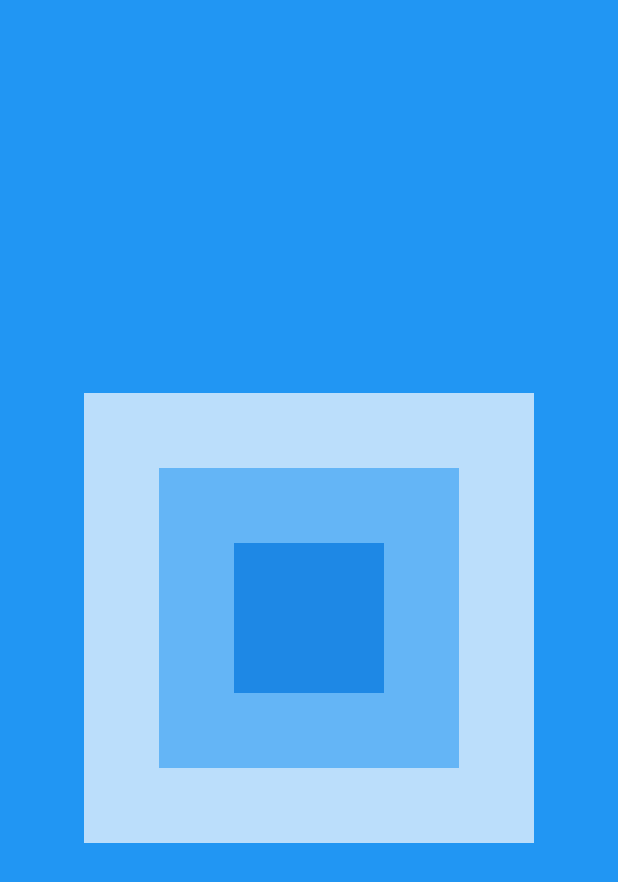
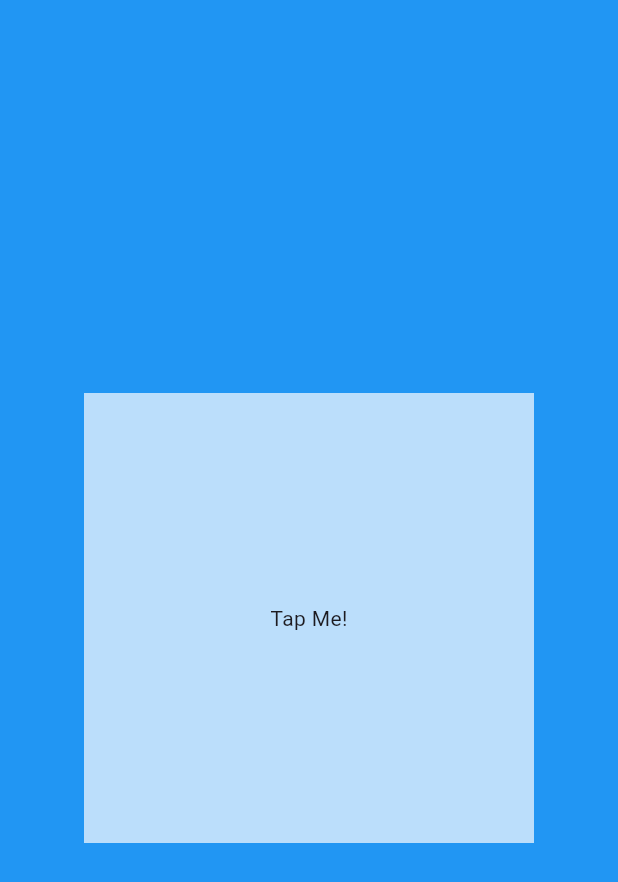
Before and after one commit to Ketan-K17/flutter_tutorial, a Flutter app: the screen it shows after launch, on a phone screen of 412 x 824 dp. Shown: the top 882 px of the screen. Run offline on Flutter 3.47's test engine with Material 3 defaults, Android fonts, the light colour scheme and no system bars.

Commit message:
GestureDetector widget: make widgets responsive to touch.

```diff
--- a/lib/main.dart
+++ b/lib/main.dart
@@ -9,6 +9,11 @@ void main() {
 class MyApp extends StatelessWidget {
   MyApp({super.key});
 
+  // functions/methods
+  void UserTapped() {
+    print("Tap");
+  }
+
   @override
   Widget build(BuildContext context) {
     return MaterialApp(
@@ -16,19 +21,20 @@ class MyApp extends StatelessWidget {
       home: Scaffold(
         backgroundColor: Colors.blue,
         body: Center(
-          child: Stack(
-            alignment: Alignment.center,
-            children: [
-              // big box
-              Container(height: 300, width: 300, color: Colors.blue[100]),
-              // medium box
-              Container(height: 200, width: 200, color: Colors.blue[300]),
-              // small box
-              Container(height: 100, width: 100, color: Colors.blue[600]),
-            ],
+          // put a gesture detector on any widget to make it responsive to your touch.
+          child: GestureDetector(
+            onTap: UserTapped,
+            child: Container(
+              height: 300,
+              width: 300,
+              color: Colors.blue[100],
+              child: Center(child: Text("Tap Me!")),
+            ),
           ),
         ),
       ),
     );
   }
 }
+
+// PRO TIP: go to a container, press cmd + . to get the lightbulb menu. Super handy.
```
